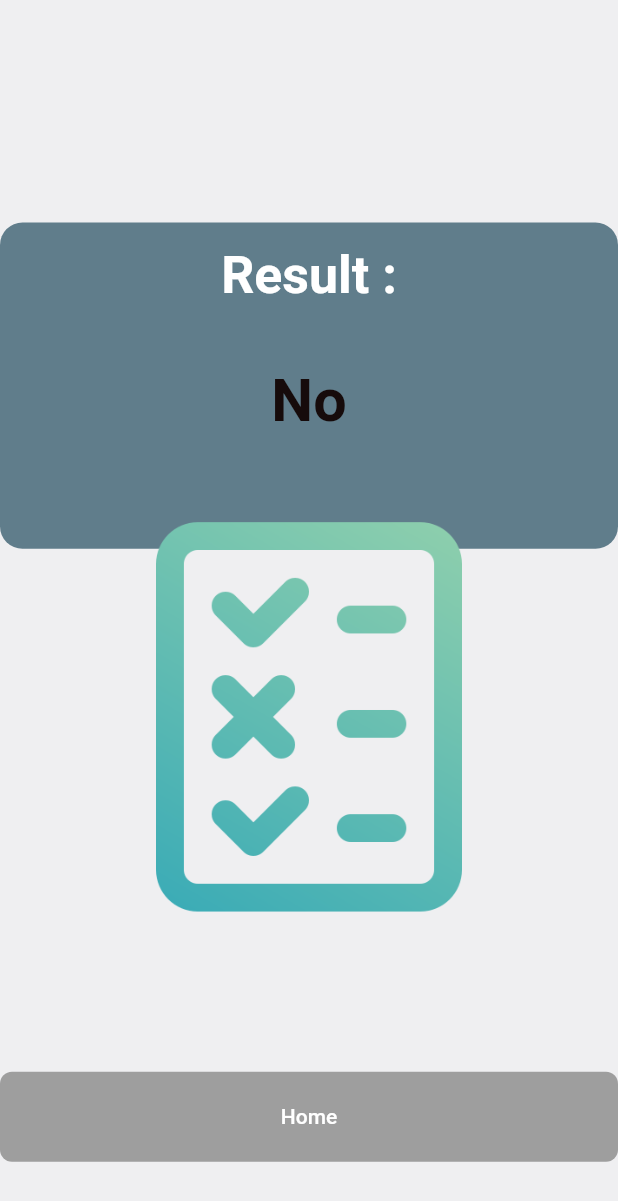
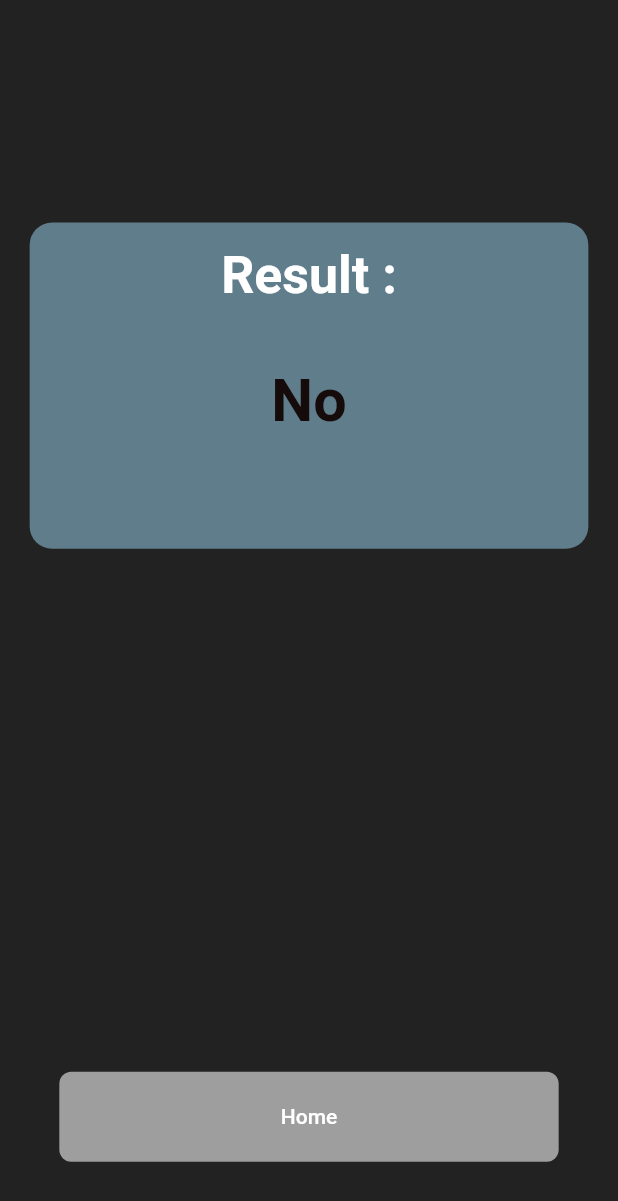
Before and after one commit to Meta-c/Medical-app, a Flutter app: the ResultPageView screen opened directly, after a tap on "Home", on a phone screen of 412 x 824 dp. Shown: the top 1201 px of the screen. Run offline on Flutter 3.47's test engine with Material 2 defaults, Android fonts, the phone set to English and light mode, and no system bars; our stand-ins replace device_preview, get; Roboto replaces fonts that are missing (Poppins).

Commit message:
before finalizing

```diff
--- a/knowledge_system/lib/core/constants.dart
+++ b/knowledge_system/lib/core/constants.dart
@@ -1,4 +1,5 @@
 import 'package:flutter/foundation.dart';
+import 'package:knowledge_system/features/input%20page/input_page_controller.dart';
 
 List<String> kIschaemicHeart = [
   'Neck or jaw pain',
@@ -84,6 +85,12 @@ String result() {
     if (listEquals<String>(value, patientSymp)) {
       res = key;
     }
+    InputPageController().updateUI();
   });
+
   return res;
 }
+
+void emptySympList() {
+  patientSymp.clear();
+}
--- a/knowledge_system/lib/features/input page/input_body.dart
+++ b/knowledge_system/lib/features/input page/input_body.dart
@@ -41,7 +41,7 @@ class _InputPageBodyState extends State<InputPageBody> {
             child: Image.asset('assets/images/medical-icon-png-6576.png')),
         Positioned(
             bottom: pageController!.hasClients && pageController?.page == 4
-                ? SizeConfig.defaultSize! * 30
+                ? SizeConfig.defaultSize! * 20
                 : SizeConfig.defaultSize! * 5,
             left: SizeConfig.defaultSize! * 10,
             right: SizeConfig.defaultSize! * 10,
@@ -68,7 +68,8 @@ class _InputPageBodyState extends State<InputPageBody> {
                           // ignore: prefer_const_constructors
                           Get.to(() => ResultPageView(),
                               transition: Transition.fade);
-                        })
+                        }),
+                        print(patientSymp)
                       }
                     : pageController?.nextPage(
                         duration: const Duration(milliseconds: 400),
--- a/knowledge_system/lib/features/input page/input_page_controller.dart
+++ b/knowledge_system/lib/features/input page/input_page_controller.dart
@@ -28,4 +28,8 @@ class InputPageController extends GetxController {
 
     update();
   }
+
+  void updateUI() {
+    update();
+  }
 }
--- a/knowledge_system/lib/features/input page/input_view.dart
+++ b/knowledge_system/lib/features/input page/input_view.dart
@@ -7,7 +7,7 @@ class InputView extends StatelessWidget {
   @override
   Widget build(BuildContext context) {
     return const Scaffold(
-      backgroundColor: Color.fromARGB(30, 119, 117, 139),
+      backgroundColor: Colors.black87,
       body: InputPageBody(),
     );
   }
--- a/knowledge_system/lib/features/results_page/result_page_body.dart
+++ b/knowledge_system/lib/features/results_page/result_page_body.dart
@@ -16,8 +16,8 @@ class ResultPageBody extends GetView {
         // crossAxisAlignment: CrossAxisAlignment.center,
         children: [
           Positioned(
-            left: 0,
-            right: 0,
+            left: SizeConfig.defaultSize! * 2,
+            right: SizeConfig.defaultSize! * 2,
             top: SizeConfig.defaultSize! * 15,
             child: Container(
               width: SizeConfig.defaultSize! * 3,
@@ -59,25 +59,19 @@ class ResultPageBody extends GetView {
             ),
           ),
           Positioned(
-              left: 0,
-              bottom: SizeConfig.defaultSize! * 20,
-              right: 0,
-              child: Image.asset(
-                'assets/images/survey.png',
-                width: SizeConfig.defaultSize! * 1,
-                height: SizeConfig.defaultSize! * 30,
-              )),
-          Positioned(
               bottom: SizeConfig.defaultSize! * 5,
-              left: 0,
-              right: 0,
+              left: SizeConfig.defaultSize! * 4,
+              right: SizeConfig.defaultSize! * 4,
               child: CustomGeneralButton(
                 text: 'Home',
                 onTap: () {
+                  res = 'Unidentified';
+                  emptySympList();
                   Future.delayed(const Duration(seconds: 3), () {
                     // ignore: prefer_const_constructors
                     Get.to(() => InputView(), transition: Transition.fade);
                   });
+                  print(patientSymp);
                 },
               ))
         ]);
--- a/knowledge_system/lib/features/results_page/result_page_view.dart
+++ b/knowledge_system/lib/features/results_page/result_page_view.dart
@@ -8,8 +8,8 @@ class ResultPageView extends StatelessWidget {
 
   @override
   Widget build(BuildContext context) {
-    return Scaffold(
-      backgroundColor: Color.fromARGB(30, 119, 117, 139),
+    return const Scaffold(
+      backgroundColor: Colors.black87,
       body: ResultPageBody(),
     );
   }
--- a/knowledge_system/lib/features/splash/splash_view.dart
+++ b/knowledge_system/lib/features/splash/splash_view.dart
@@ -7,7 +7,7 @@ class SplashView extends StatelessWidget {
   @override
   Widget build(BuildContext context) {
     return const Scaffold(
-      backgroundColor: Color.fromARGB(30, 119, 117, 139),
+      backgroundColor: Colors.black87,
       body: SplashBody(),
     );
   }
```
